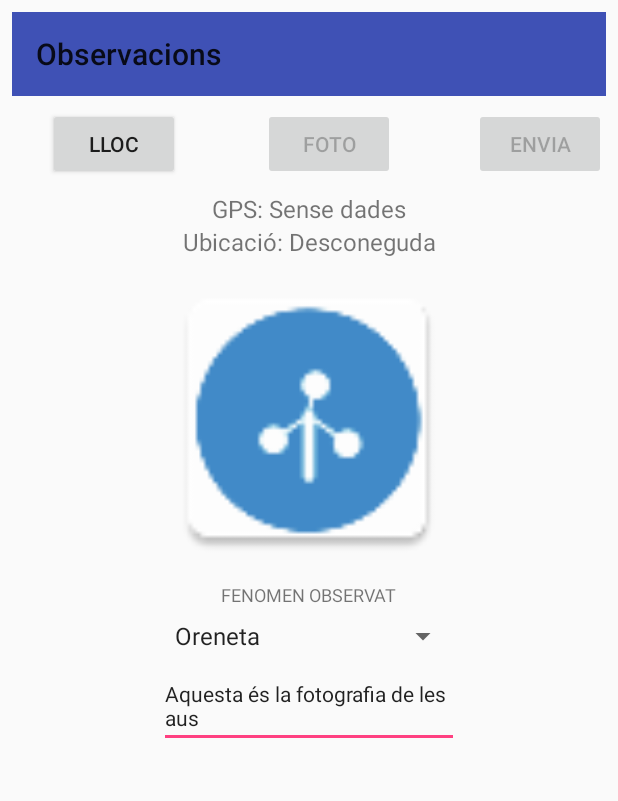
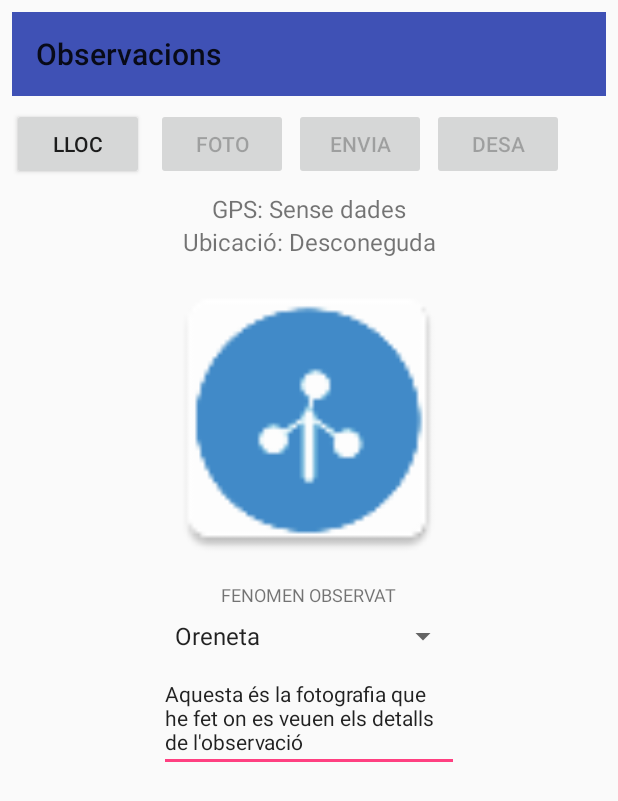
Before and after one commit to Projectes-Area/observacions, an Android app: the screen it shows after launch (MainActivity), on a phone screen of 412 x 824 dp. Shown: the top 801 px of the screen. Run offline under Robolectric (Android 15) with nearby library versions, the phone set to English and light mode, and no system bars.

Commit message:
Desa observacions OK

```diff
--- /dev/null
+++ b/app/src/main/java/com/edumet/observacions/DadesHelper.java
@@ -0,0 +1,44 @@
+package com.edumet.observacions;
+
+import android.content.Context;
+import android.database.sqlite.SQLiteDatabase;
+import android.database.sqlite.SQLiteOpenHelper;
+
+/**
+ * Created by 40980055N on 18/10/17.
+ */
+
+public class DadesHelper extends SQLiteOpenHelper {
+
+    private static final String SQL_CREATE_ENTRIES =
+            "CREATE TABLE " + DadesEstructura.PendentsEntry.TABLE_NAME + " (" +
+                    DadesEstructura.PendentsEntry._ID + " INTEGER PRIMARY KEY," +
+                    DadesEstructura.PendentsEntry.COLUMN_NAME_LATITUD + " TEXT," +
+                    DadesEstructura.PendentsEntry.COLUMN_NAME_LONGITUD + " TEXT," +
+                    DadesEstructura.PendentsEntry.COLUMN_NAME_FENOMEN + " TEXT," +
+                    DadesEstructura.PendentsEntry.COLUMN_NAME_DESCRIPCIO + " TEXT," +
+                    DadesEstructura.PendentsEntry.COLUMN_NAME_PATH + " TEXT)";
+
+    private static final String SQL_DELETE_ENTRIES =
+            "DROP TABLE IF EXISTS " + DadesEstructura.PendentsEntry.TABLE_NAME;
+
+    // If you change the database schema, you must increment the database version.
+    public static final int DATABASE_VERSION = 1;
+    public static final String DATABASE_NAME = "Database.db";
+
+    public DadesHelper(Context context) {
+        super(context, DATABASE_NAME, null, DATABASE_VERSION);
+    }
+    public void onCreate(SQLiteDatabase db) {
+        db.execSQL(SQL_CREATE_ENTRIES);
+    }
+    public void onUpgrade(SQLiteDatabase db, int oldVersion, int newVersion) {
+        // This database is only a cache for online data, so its upgrade policy is
+        // to simply to discard the data and start over
+        db.execSQL(SQL_DELETE_ENTRIES);
+        onCreate(db);
+    }
+    public void onDowngrade(SQLiteDatabase db, int oldVersion, int newVersion) {
+        onUpgrade(db, oldVersion, newVersion);
+    }
+}
--- a/app/src/main/res/layout/main_activity.xml
+++ b/app/src/main/res/layout/main_activity.xml
@@ -31,16 +31,15 @@
         android:id="@+id/btnGPS"
         android:layout_width="wrap_content"
         android:layout_height="wrap_content"
-        android:layout_marginLeft="32dp"
-        android:layout_marginStart="32dp"
-        android:layout_marginTop="8dp"
         android:gravity="center"
         android:onClick="startUpdatesButtonHandler"
         android:text="@string/start_updates"
+        tools:layout_constraintLeft_creator="1"
+        tools:layout_constraintTop_creator="1"
+        android:layout_marginLeft="8dp"
         app:layout_constraintLeft_toLeftOf="parent"
-        app:layout_constraintTop_toBottomOf="@+id/toolbar"
-        tools:layout_constraintLeft_creator="1"
-        tools:layout_constraintTop_creator="1" />
+        android:layout_marginTop="8dp"
+        app:layout_constraintTop_toBottomOf="@+id/toolbar" />
 
     <TextView
         android:id="@+id/txtGPS"
@@ -91,17 +90,12 @@
         android:id="@+id/btnFoto"
         android:layout_width="wrap_content"
         android:layout_height="wrap_content"
-        android:layout_marginEnd="8dp"
-        android:layout_marginLeft="8dp"
-        android:layout_marginRight="8dp"
-        android:layout_marginStart="8dp"
         android:layout_marginTop="8dp"
         android:enabled="false"
         android:text="@string/foto"
-        app:layout_constraintHorizontal_bias="0.515"
-        app:layout_constraintLeft_toRightOf="@+id/btnGPS"
-        app:layout_constraintRight_toLeftOf="@+id/btnEnvia"
-        app:layout_constraintTop_toBottomOf="@+id/toolbar" />
+        app:layout_constraintTop_toBottomOf="@+id/toolbar"
+        android:layout_marginLeft="8dp"
+        app:layout_constraintLeft_toRightOf="@+id/btnGPS" />
 
     <ImageView
         android:id="@+id/imgFoto"
@@ -122,13 +116,12 @@
         android:id="@+id/btnEnvia"
         android:layout_width="wrap_content"
         android:layout_height="wrap_content"
-        android:layout_marginEnd="8dp"
-        android:layout_marginRight="8dp"
         android:layout_marginTop="8dp"
         android:enabled="false"
         android:text="@string/envia"
-        app:layout_constraintRight_toRightOf="parent"
-        app:layout_constraintTop_toBottomOf="@+id/toolbar" />
+        app:layout_constraintTop_toBottomOf="@+id/toolbar"
+        app:layout_constraintLeft_toRightOf="@+id/btnFoto"
+        android:layout_marginLeft="4dp" />
 
     <EditText
         android:id="@+id/txtObservacions"
@@ -142,7 +135,7 @@
         android:ems="10"
         android:hint="@string/descriu"
         android:inputType="textMultiLine"
-        android:text="Aquesta és la fotografia de les aus"
+        android:text="Aquesta és la fotografia que he fet on es veuen els detalls de l'observació"
         android:textSize="14sp"
         app:layout_constraintLeft_toLeftOf="parent"
         app:layout_constraintRight_toRightOf="parent"
@@ -185,4 +178,15 @@
         app:layout_constraintRight_toRightOf="parent"
         app:layout_constraintTop_toBottomOf="@+id/imgFoto" />
 
+    <Button
+        android:id="@+id/btnDesa"
+        android:layout_width="wrap_content"
+        android:layout_height="wrap_content"
+        android:layout_marginLeft="4dp"
+        android:layout_marginTop="8dp"
+        android:enabled="false"
+        android:text="DESA"
+        app:layout_constraintLeft_toRightOf="@+id/btnEnvia"
+        app:layout_constraintTop_toBottomOf="@+id/toolbar" />
+
 </android.support.constraint.ConstraintLayout>
--- a/app/src/main/res/values/spinner.xml
+++ /dev/null
@@ -1,9 +0,0 @@
-<?xml version="1.0" encoding="utf-8"?>
-<resources>
-    <string-array name="fenomens">
-        <item>Oreneta</item>
-        <item>Ametller</item>
-        <item>Cirerer</item>
-        <item>Papallona</item>
-    </string-array>
-</resources>
--- a/app/src/main/res/values/strings.xml
+++ b/app/src/main/res/values/strings.xml
@@ -18,4 +18,10 @@
     <string name="fitxer_error">S\'ha produït un error en crear el fitxer</string>
     <string name="error_servidor">No s\'ha pogut enviar l\'observació al servidor</string>
     <string name="descriu">Descriu aquí les teves observacions</string>
+    <string-array name="fenomens">
+        <item>Oreneta</item>
+        <item>Ametller</item>
+        <item>Cirerer</item>
+        <item>Papallona</item>
+    </string-array>
 </resources>
```
Also changed, not shown: app/src/main/AndroidManifest.xml (+0 -16 lines), app/src/main/java/com/edumet/observacions/DadesEstructura.java (added, +21 -0 lines), app/src/main/java/com/edumet/observacions/MainActivity.java (+135 -47 lines), 1 other file.
